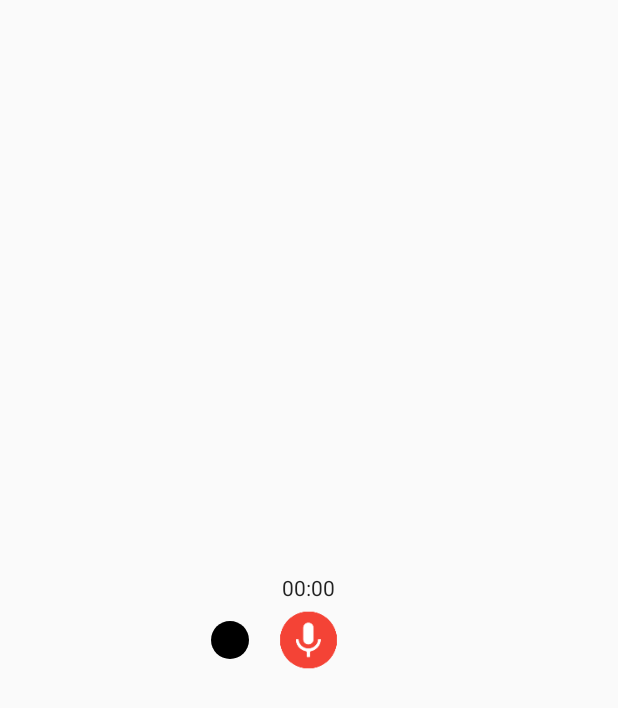
After one commit to safetysystemtechnology/audio-recorder-button, an Android app: the layout test.xml on its own in the app's theme, with its tools: preview values and no code run, on a phone screen of 412 x 824 dp. The commit adds this screen. Shown: the top 708 px of the screen. Run offline under Robolectric (Android 15) with nearby library versions, the phone set to English and light mode, and no system bars.

```diff
--- a/app/src/main/res/layout/activity_main.xml
+++ b/app/src/main/res/layout/activity_main.xml
@@ -9,8 +9,9 @@
     <br.com.safety.audio_recorder.AudioRecordButton
         android:id="@+id/audio_record_button"
         android:layout_centerInParent="true"
-        android:layout_width="80dp"
+        android:layout_width="150dp"
         android:layout_height="80dp">
     </br.com.safety.audio_recorder.AudioRecordButton>
 
+
 </RelativeLayout>
--- /dev/null
+++ b/app/src/main/res/layout/test.xml
@@ -0,0 +1,46 @@
+<?xml version="1.0" encoding="utf-8"?>
+<RelativeLayout xmlns:android="http://schemas.android.com/apk/res/android"
+    android:orientation="vertical" android:layout_width="match_parent"
+    android:layout_height="match_parent">
+
+    <RelativeLayout
+        android:layout_centerInParent="true"
+        android:layout_width="130dp"
+        android:layout_height="70dp">
+
+        <RelativeLayout
+            android:id="@+id/pai_cron"
+            android:layout_alignParentTop="true"
+            android:layout_width="wrap_content"
+            android:layout_centerHorizontal="true"
+            android:layout_height="30dp">
+
+            <Chronometer
+                android:layout_centerInParent="true"
+                android:layout_width="wrap_content"
+                android:layout_height="wrap_content" />
+        </RelativeLayout>
+
+        <RelativeLayout
+            android:layout_below="@+id/pai_cron"
+            android:layout_width="match_parent"
+            android:layout_height="match_parent">
+
+            <ImageView
+                android:id="@+id/image_view"
+                android:layout_centerVertical="true"
+                android:layout_width="match_parent"
+                android:layout_height="match_parent"
+                android:src="@drawable/ic_fileviewer" />
+
+            <ImageButton
+                android:id="@+id/image_remove"
+                android:layout_marginRight="4dp"
+                android:background="@drawable/shape_circle"
+                android:layout_centerVertical="true"
+                android:layout_width="25dp"
+                android:layout_height="25dp" />
+        </RelativeLayout>
+    </RelativeLayout>
+
+</RelativeLayout>
--- /dev/null
+++ b/audio-recorder/src/main/res/drawable/shape_circle.xml
@@ -0,0 +1,5 @@
+<?xml version="1.0" encoding="utf-8"?>
+<shape android:shape="oval" xmlns:android="http://schemas.android.com/apk/res/android">
+    <corners android:radius="0dp" />
+    <solid android:color="#000" />
+</shape>
--- a/audio-recorder/src/main/res/values/strings.xml
+++ b/audio-recorder/src/main/res/values/strings.xml
@@ -1,3 +1,4 @@
 <resources>
     <string name="app_name">audio-recorder</string>
+    <item name="layoutCron" type="id">1</item>
 </resources>
```
Also changed, not shown: app/src/main/res/drawable/ic_close_black.xml (added, +9 -0 lines), audio-recorder/src/main/java/br/com/safety/audio_recorder/AudioRecordButton.java (+122 -36 lines), app/src/main/res/drawable/em_back.jpg (added).
